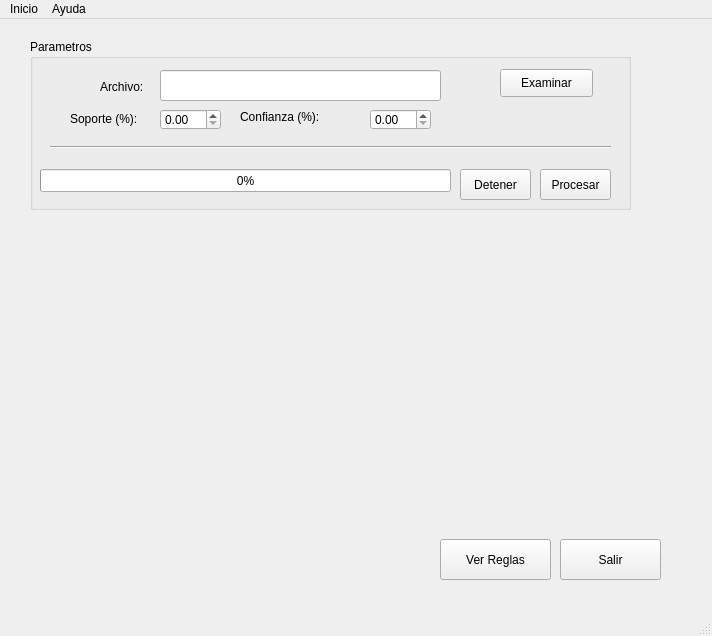
Qt form src/ui/menu_principal/menuPrincipal.ui (lucassebib/apriori) before a commit.
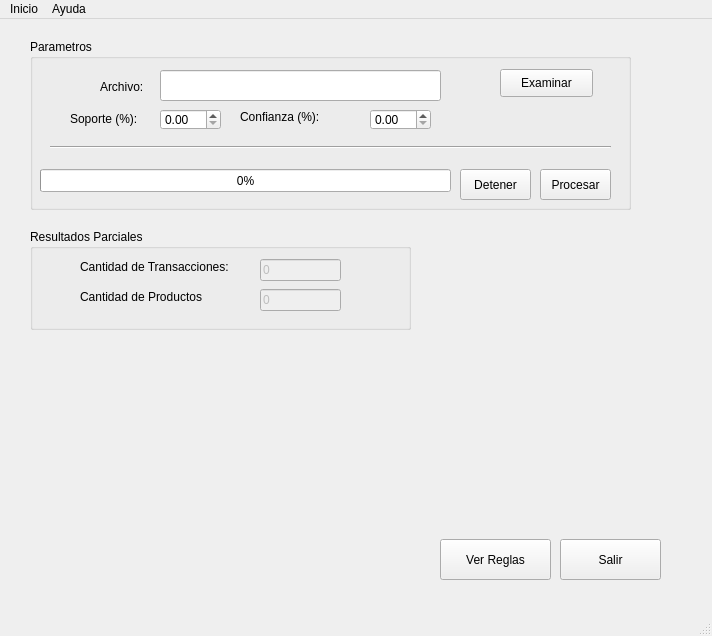
The same form after that commit.

What changed in the file:
```diff
--- a/src/ui/menu_principal/menuPrincipal.ui
+++ b/src/ui/menu_principal/menuPrincipal.ui
@@ -202,6 +202,92 @@
      </property>
     </widget>
    </widget>
+   <widget class="QGroupBox" name="groupBox_2">
+    <property name="geometry">
+     <rect>
+      <x>30</x>
+      <y>210</y>
+      <width>381</width>
+      <height>101</height>
+     </rect>
+    </property>
+    <property name="title">
+     <string>Resultados Parciales</string>
+    </property>
+    <widget class="QLabel" name="label">
+     <property name="geometry">
+      <rect>
+       <x>50</x>
+       <y>30</y>
+       <width>171</width>
+       <height>16</height>
+      </rect>
+     </property>
+     <property name="text">
+      <string>Cantidad de Transacciones:</string>
+     </property>
+    </widget>
+    <widget class="QLabel" name="label_3">
+     <property name="geometry">
+      <rect>
+       <x>50</x>
+       <y>60</y>
+       <width>151</width>
+       <height>16</height>
+      </rect>
+     </property>
+     <property name="text">
+      <string>Cantidad de Productos</string>
+     </property>
+    </widget>
+    <widget class="QLineEdit" name="le_cant_transacciones">
+     <property name="enabled">
+      <bool>false</bool>
+     </property>
+     <property name="geometry">
+      <rect>
+       <x>230</x>
+       <y>30</y>
+       <width>81</width>
+       <height>22</height>
+      </rect>
+     </property>
+     <property name="text">
+      <string>0</string>
+     </property>
+     <property name="readOnly">
+      <bool>true</bool>
+     </property>
+    </widget>
+    <widget class="QLineEdit" name="le_cant_productos">
+     <property name="enabled">
+      <bool>false</bool>
+     </property>
+     <property name="geometry">
+      <rect>
+       <x>230</x>
+       <y>60</y>
+       <width>81</width>
+       <height>22</height>
+      </rect>
+     </property>
+     <property name="layoutDirection">
+      <enum>Qt::LeftToRight</enum>
+     </property>
+     <property name="text">
+      <string>0</string>
+     </property>
+     <property name="echoMode">
+      <enum>QLineEdit::Normal</enum>
+     </property>
+     <property name="readOnly">
+      <bool>true</bool>
+     </property>
+     <property name="placeholderText">
+      <string/>
+     </property>
+    </widget>
+   </widget>
   </widget>
   <widget class="QMenuBar" name="menubar">
    <property name="geometry">
```
